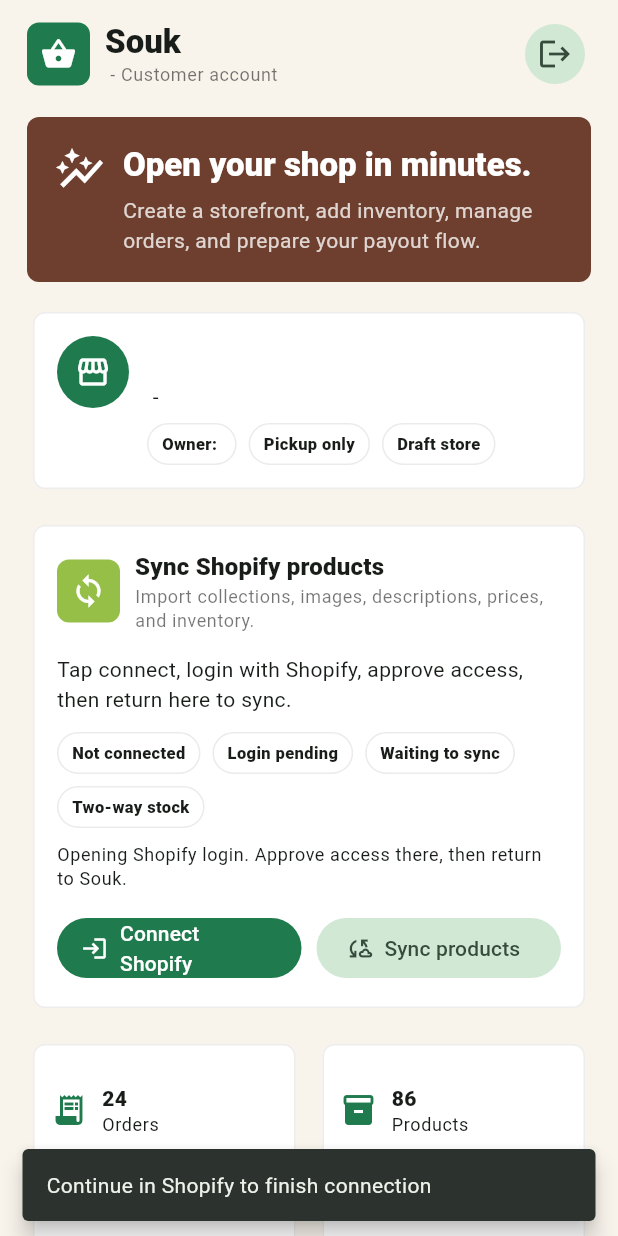
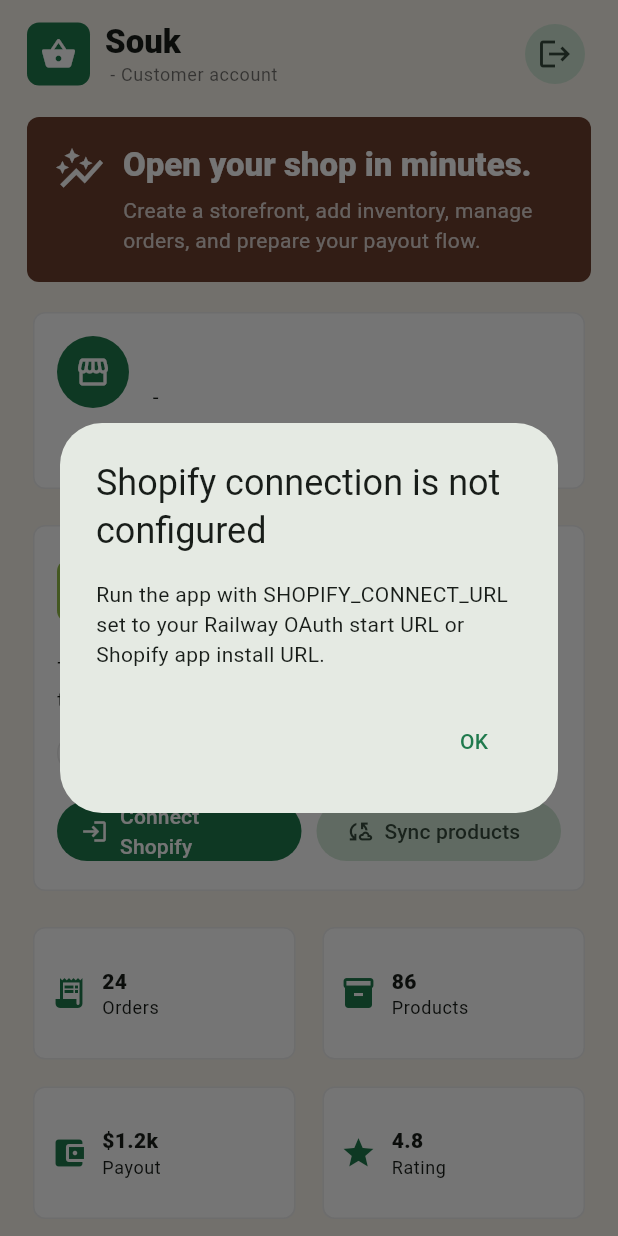
Before and after one commit to chrisccostantine/souk_app, a Flutter app: the SellerAppShell screen opened directly with empty values, after a tap on "Connect Shopify", on a phone screen of 412 x 824 dp. Run offline on Flutter 3.47's test engine with Material 3 defaults, Android fonts, the light colour scheme and no system bars.

Commit message:
Open Shopify connect URL from app

```diff
--- a/lib/main.dart
+++ b/lib/main.dart
@@ -1,6 +1,9 @@
 import 'package:flutter/material.dart';
+import 'package:url_launcher/url_launcher.dart';
 
 void main() => runApp(const SoukApp());
+
+const shopifyConnectUrl = String.fromEnvironment('SHOPIFY_CONNECT_URL');
 
 class SoukApp extends StatelessWidget {
   const SoukApp({super.key});
@@ -896,7 +899,45 @@
     _productStock.text = '12';
   }
 
-  void _connectShopify() {
+  Future<void> _connectShopify() async {
+    if (shopifyConnectUrl.isEmpty) {
+      await showDialog<void>(
+        context: context,
+        builder: (context) {
+          return AlertDialog(
+            title: const Text('Shopify connection is not configured'),
+            content: const Text(
+              'Run the app with SHOPIFY_CONNECT_URL set to your Railway OAuth start URL or Shopify app install URL.',
+            ),
+            actions: [
+              TextButton(
+                onPressed: () => Navigator.pop(context),
+                child: const Text('OK'),
+              ),
+            ],
+          );
+        },
+      );
+      return;
+    }
+
+    final launched = await launchUrl(
+      Uri.parse(shopifyConnectUrl),
+      mode: LaunchMode.externalApplication,
+    );
+    if (!mounted) {
+      return;
+    }
+    if (!launched) {
+      ScaffoldMessenger.of(context).showSnackBar(
+        const SnackBar(
+          content: Text('Could not open Shopify'),
+          behavior: SnackBarBehavior.floating,
+        ),
+      );
+      return;
+    }
+
     setState(() {
       _shopifyPending = true;
       _shopifySynced = false;
--- a/pubspec.yaml
+++ b/pubspec.yaml
@@ -34,6 +34,7 @@
   # The following adds the Cupertino Icons font to your application.
   # Use with the CupertinoIcons class for iOS style icons.
   cupertino_icons: ^1.0.8
+  url_launcher: ^6.3.1
 
 dev_dependencies:
   flutter_test:
```
Also changed, not shown: 2 other files.
